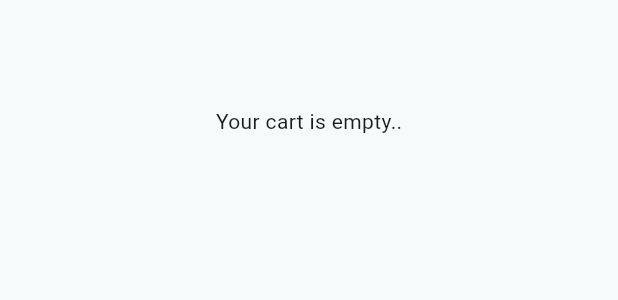
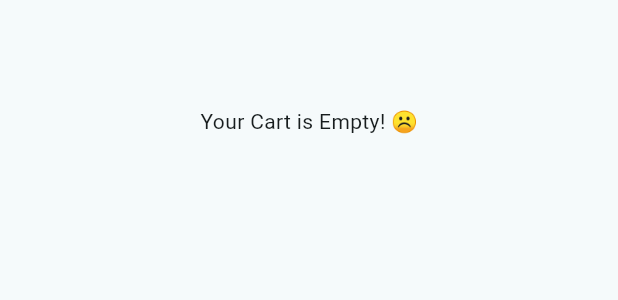
Before and after one commit to ardhikakrsh/flutter-sneakers-app, a Flutter app: the MyDrawer widget shown alone on an empty page, opened directly, after a tap on "My Cart", on a phone screen of 412 x 824 dp. Shown: the part 482-782 px from the top of the screen. Run offline on Flutter 3.47's test engine with Material 3 defaults, Android fonts, the phone set to English and light mode, and no system bars; our stand-ins replace cloud_firestore, firebase_auth, firebase_core, flutter_credit_card, lottie; accounts and stored records are empty; network calls fail.

Commit message:
fix: icon & text

```diff
--- a/lib/components/my_drawer.dart
+++ b/lib/components/my_drawer.dart
@@ -1,6 +1,7 @@
 import 'package:flutter/material.dart';
 import 'package:ppb_test/service/auth/auth_service.dart';
 import 'package:ppb_test/view/pages/cart_page.dart';
+import 'package:ppb_test/view/pages/history_page.dart';
 import 'package:ppb_test/view/pages/settings_page.dart';
 import 'package:ppb_test/service/auth/welcome_page.dart';
 
@@ -14,23 +15,30 @@ class MyDrawer extends StatelessWidget {
 
   @override
   Widget build(BuildContext context) {
+    final user = AuthService().getCurrentUser();
+    final isDarkMode = Theme.of(context).brightness == Brightness.dark;
+
     return SafeArea(
       child: Drawer(
         child: Column(
           crossAxisAlignment: CrossAxisAlignment.stretch,
           children: [
-            const UserAccountsDrawerHeader(
+            UserAccountsDrawerHeader(
               decoration: BoxDecoration(
-                color: Colors.black87,
+                color: isDarkMode ? Colors.blueAccent : Colors.black87,
               ),
               accountName: Text(
-                'Sole City Kicks',
-                style: TextStyle(fontWeight: FontWeight.bold),
+                user?.displayName ?? 'No Name',
+                style:
+                    TextStyle(fontWeight: FontWeight.bold, color: Colors.white),
               ),
-              accountEmail: Text('info@solecity.com'),
+              accountEmail: Text(
+                user?.email ?? 'No Email',
+                style: TextStyle(color: Colors.white),
+              ),
               currentAccountPicture: CircleAvatar(
                 backgroundImage: AssetImage(
-                    'assets/img/logo2.png'), // Ganti dengan logo Anda
+                    'assets/icons/logo4.jpg'), // Ganti dengan logo Anda
                 backgroundColor: Colors.white,
               ),
             ),
@@ -55,6 +63,17 @@ class MyDrawer extends StatelessWidget {
               },
             ),
             ListTile(
+              leading: const Icon(Icons.history, color: Colors.green),
+              title: const Text('History'),
+              onTap: () {
+                Navigator.push(
+                  context,
+                  MaterialPageRoute(builder: (context) => const HistoryPage()),
+                );
+              },
+            ),
+            const Spacer(),
+            ListTile(
               leading: const Icon(Icons.logout, color: Colors.red),
               title: const Text('Logout'),
               onTap: () {
@@ -65,7 +84,6 @@ class MyDrawer extends StatelessWidget {
                 );
               },
             ),
-            const Spacer(),
             const Padding(
               padding: EdgeInsets.all(16.0),
               child: Text(
--- a/lib/view/pages/cart_page.dart
+++ b/lib/view/pages/cart_page.dart
@@ -61,7 +61,7 @@ class CartPage extends StatelessWidget {
                     userCart.isEmpty
                         ? const Expanded(
                             child: Center(
-                              child: Text('Your cart is empty..'),
+                              child: Text('Your Cart is Empty! ☹️'),
                             ),
                           )
                         : Expanded(
--- a/lib/view/pages/login_page.dart
+++ b/lib/view/pages/login_page.dart
@@ -45,6 +45,7 @@ class _LoginPageState extends State<LoginPage> {
                     TextField(
                       controller: controllerEmail,
                       decoration: InputDecoration(
+                        prefixIcon: Icon(Icons.mail),
                         hintText: 'Email',
                         border: OutlineInputBorder(
                           borderRadius: BorderRadius.circular(15.0),
@@ -58,6 +59,7 @@ class _LoginPageState extends State<LoginPage> {
                       controller: controllerPass,
                       obscureText: !isPasswordVisible,
                       decoration: InputDecoration(
+                        prefixIcon: Icon(Icons.lock),
                         hintText: 'Password',
                         border: OutlineInputBorder(
                           borderRadius: BorderRadius.circular(15.0),
```
